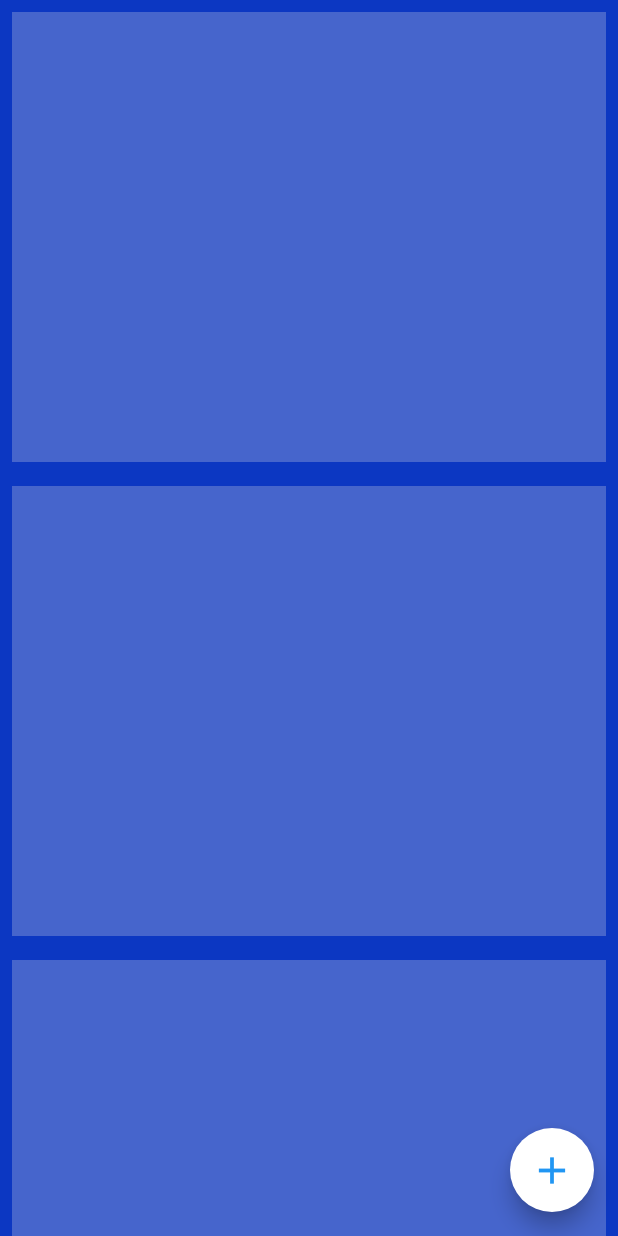
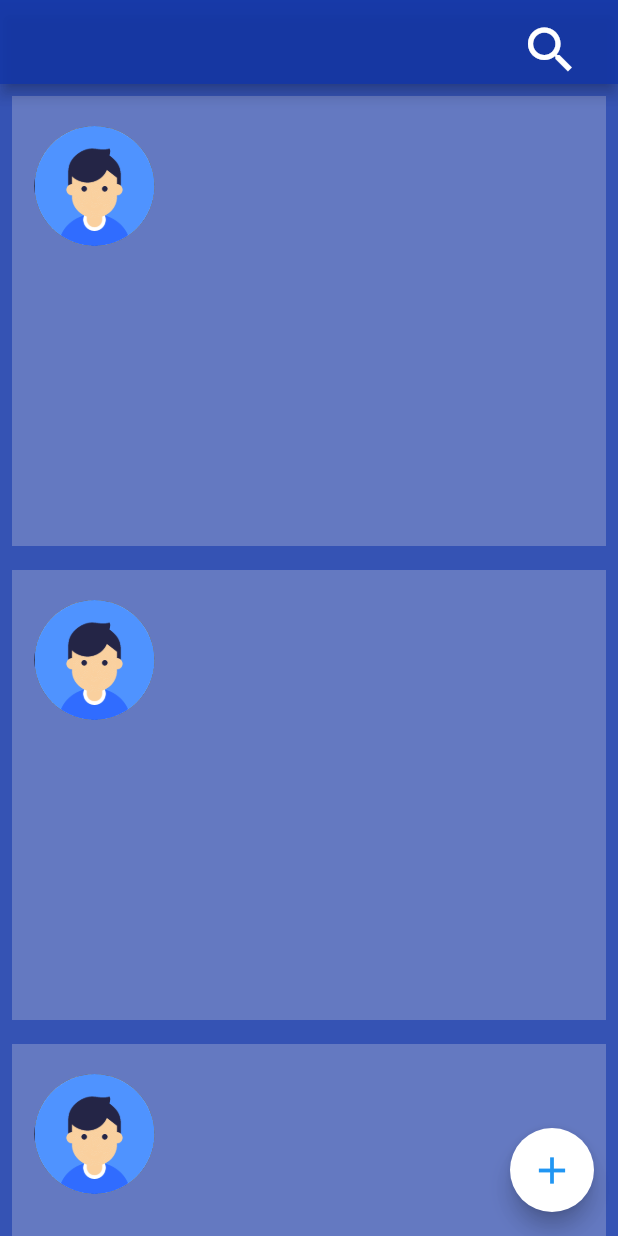
Before and after one commit to AmanuelFeyissa/Wellness-Ethiopia, a Flutter app: the homeScreen screen opened directly, on a phone screen of 412 x 824 dp. Run offline on Flutter 3.47's test engine with Material 2 defaults, Android fonts, the phone set to English and light mode, and no system bars.

Commit message:
some changes

```diff
--- a/wellness_ethiopia/lib/main.dart
+++ b/wellness_ethiopia/lib/main.dart
@@ -23,7 +23,7 @@ class WellnessApp extends StatelessWidget {
       /* home: Replace with a current page you are working on and
          add your page for test purposes
       */
-      home: SignInPage(),
+      home: homeScreen(),
     );
   }
 }
--- a/wellness_ethiopia/lib/screens/home_screen.dart
+++ b/wellness_ethiopia/lib/screens/home_screen.dart
@@ -1,6 +1,7 @@
 // ignore_for_file: camel_case_types, prefer_const_constructors, duplicate_ignore
 
 import 'package:flutter/material.dart';
+import 'package:wellness_ethiopia/screens/get_started_page.dart';
 
 class homeScreen extends StatefulWidget {
   const homeScreen({Key? key}) : super(key: key);
@@ -10,10 +11,72 @@ class homeScreen extends StatefulWidget {
 }
 
 class _homeScreenState extends State<homeScreen> {
+  // ignore: non_constant_identifier_names
+  //Function that creates the containers
+  // ignore: non_constant_identifier_names
+  Widget Contain() {
+    return Padding(
+      padding: const EdgeInsets.all(8.0),
+      child: Container(
+        height: 300,
+        color: Color.fromARGB(66, 235, 232, 232),
+        child: Row(
+          // ignore: prefer_const_literals_to_create_immutables
+          children: [
+            Padding(
+              padding: const EdgeInsets.fromLTRB(15, 0, 50, 180),
+              child: CircleAvatar(
+                radius: 40,
+                backgroundImage: AssetImage('images/profile.png'),
+              ),
+            ),
+          ],
+        ),
+      ),
+    );
+  }
+
+//I WAS TRYYING TO CREATE A CONTAINER THAT WE CAN USE AS AN AN APP BAR BUT THE BUTTON WAS NOT WORKING
+
+  // Widget appBar() {
+  //   return SafeArea(
+  //     child: Container(
+  //       height: 60,
+  //       color: Color.fromARGB(218, 19, 54, 167),
+  //       child: Padding(
+  //         padding: const EdgeInsets.fromLTRB(500, 15, 0, 30),
+  //         child: Icon(
+  //           Icons.search,
+  //           size: 40,
+  //         ),
+  //       ),
+  //     ),
+  //   );
+  // }
+
   @override
   Widget build(BuildContext context) {
     return Scaffold(
-      backgroundColor: Color.fromARGB(255, 12, 55, 194),
+      appBar: AppBar(
+        //title: Text('WELLNESS ETHIOPIA'),
+        backgroundColor: Color.fromARGB(218, 19, 54, 167),
+        actions: <Widget>[
+          Padding(
+            padding: const EdgeInsets.fromLTRB(0, 5, 25, 0),
+            child: IconButton(
+              icon: Icon(
+                Icons.search,
+                color: Colors.white,
+                size: 40,
+              ),
+              onPressed: () {
+                // do something
+              },
+            ),
+          )
+        ],
+      ),
+      backgroundColor: Color.fromARGB(218, 19, 54, 167),
       floatingActionButton: FloatingActionButton(
         backgroundColor: Colors.white,
         onPressed: () {},
@@ -26,34 +89,17 @@ class _homeScreenState extends State<homeScreen> {
       ),
       body: ListView(
         children: [
-          Padding(
-            padding: const EdgeInsets.all(8.0),
-            child: Container(
-              height: 300,
-              color: Color.fromARGB(66, 235, 232, 232),
-            ),
+          //appBar(),
+          // ignore: deprecated_member_use
+
+          SizedBox(
+            height: 0,
           ),
-          Padding(
-            padding: const EdgeInsets.all(8.0),
-            child: Container(
-              height: 300,
-              color: Color.fromARGB(66, 235, 232, 232),
-            ),
-          ),
-          Padding(
-            padding: const EdgeInsets.all(8.0),
-            child: Container(
-              height: 300,
-              color: Color.fromARGB(66, 235, 232, 232),
-            ),
-          ),
-          Padding(
-            padding: const EdgeInsets.all(8.0),
-            child: Container(
-              height: 300,
-              color: Color.fromARGB(66, 235, 232, 232),
-            ),
-          ),
+          Contain(),
+          Contain(),
+          Contain(),
+          Contain(),
+          Contain(),
         ],
       ),
     );
```
Also changed, not shown: wellness_ethiopia/images/profile.png (added), wellness_ethiopia/lib/screens/post_page.dart (added).
